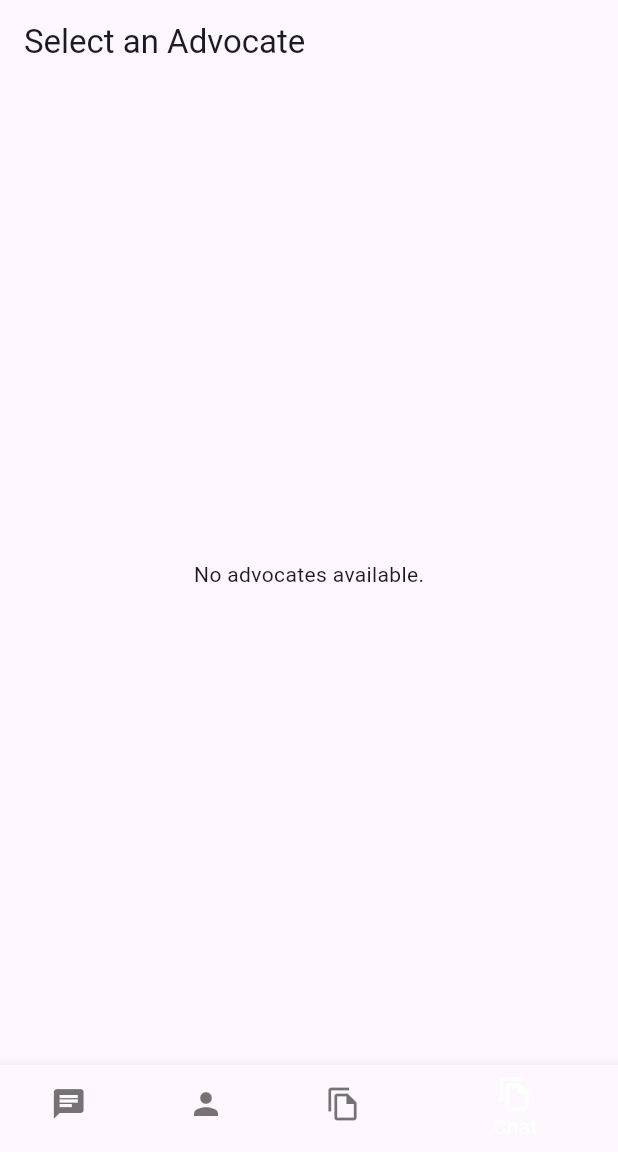
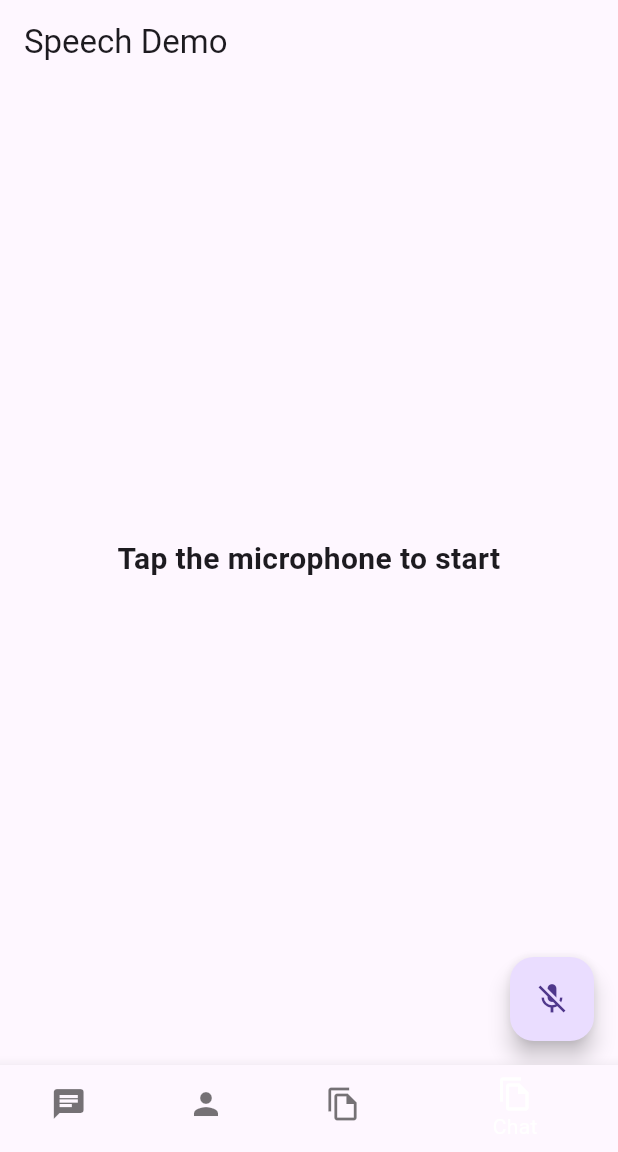
Before and after one commit to Aniudupa15/Judica, a Flutter app: the UserHome screen opened directly, item 4 of the bottom bar chosen, on a phone screen of 412 x 824 dp, the part 84-1236 px from its top. Run offline on Flutter 3.47's test engine with Material 3 defaults, Android fonts, the phone set to English and light mode, and no system bars; our stand-ins replace cloud_firestore, dio, firebase_auth, firebase_core, flutter_spinkit, geolocator and 8 more; missing offline and left inert: flutter_pdfview; accounts and stored records are empty.

Commit message:
added voice english

```diff
--- a/lib/user/user_home.dart
+++ b/lib/user/user_home.dart
@@ -6,6 +6,7 @@ import 'package:judica/user/chat_bot_user.dart';
 import 'package:judica/user/chatapp.dart';
 import 'package:judica/user/filing_case.dart';
 import 'package:judica/user/govscheme.dart';
+import 'package:judica/user/voice.dart';
 
 class UserHome extends StatefulWidget {
   const UserHome({super.key});
@@ -23,7 +24,7 @@ class _UserHomeState extends State<UserHome> {
     const ChatScreenUser(),
      ComplaintForm(),// ChatBot Page
     const ProfilePage(),
-    AdvocateListPage()
+    SpeechDemo()
   ];
 
   // Function to handle tab selection
--- /dev/null
+++ b/lib/user/voice.dart
@@ -0,0 +1,83 @@
+import 'package:flutter/material.dart';
+import 'package:speech_to_text/speech_to_text.dart' as stt;
+
+class SpeechDemo extends StatefulWidget {
+  const SpeechDemo({Key? key}) : super(key: key);
+
+  @override
+  State<SpeechDemo> createState() => _SpeechDemoState();
+}
+
+class _SpeechDemoState extends State<SpeechDemo> {
+  final stt.SpeechToText _speech = stt.SpeechToText();
+  bool _isListening = false;
+  String _text = "Tap the microphone to start";
+
+  @override
+  void initState() {
+    super.initState();
+    _initSpeech();
+  }
+
+  void _initSpeech() async {
+    bool available = await _speech.initialize();
+    if (!available) {
+      setState(() {
+        _text = "Speech recognition is not available.";
+      });
+    }
+  }
+
+  void _startListening() async {
+    if (!_isListening) {
+      bool available = await _speech.listen(
+        onResult: (result) {
+          setState(() {
+            _text = result.recognizedWords;
+          });
+        },
+      );
+      if (available) {
+        setState(() {
+          _isListening = true;
+        });
+      }
+    }
+  }
+
+  void _stopListening() {
+    _speech.stop();
+    setState(() {
+      _isListening = false;
+    });
+  }
+
+  @override
+  Widget build(BuildContext context) {
+    return Scaffold(
+      appBar: AppBar(
+        title: const Text('Speech Demo'),
+      ),
+      body: Container(
+        padding: const EdgeInsets.all(20),
+        alignment: Alignment.center,
+        child: Column(
+          mainAxisAlignment: MainAxisAlignment.center,
+          children: <Widget>[
+            Text(
+              _isListening ? "Listening..." : _text,
+              style: const TextStyle(fontSize: 20, fontWeight: FontWeight.bold),
+              textAlign: TextAlign.center,
+            ),
+            const SizedBox(height: 20),
+          ],
+        ),
+      ),
+      floatingActionButton: FloatingActionButton(
+        onPressed: _isListening ? _stopListening : _startListening,
+        tooltip: 'Listen',
+        child: Icon(_isListening ? Icons.mic : Icons.mic_off),
+      ),
+    );
+  }
+}
--- a/pubspec.yaml
+++ b/pubspec.yaml
@@ -51,6 +51,8 @@ dependencies:
   open_file: ^3.5.4
   share_plus: ^10.0.0
   geolocator: ^13.0.2
+  voice_to_text: ^1.0.3
+
 
 
   # The following adds the Cupertino Icons font to your application.
```
Also changed, not shown: lib/Judge/chat_bot_judge.dart (+53 -27 lines), lib/user/chat_bot_user.dart (+57 -33 lines), pubspec.lock, 1 other file.
